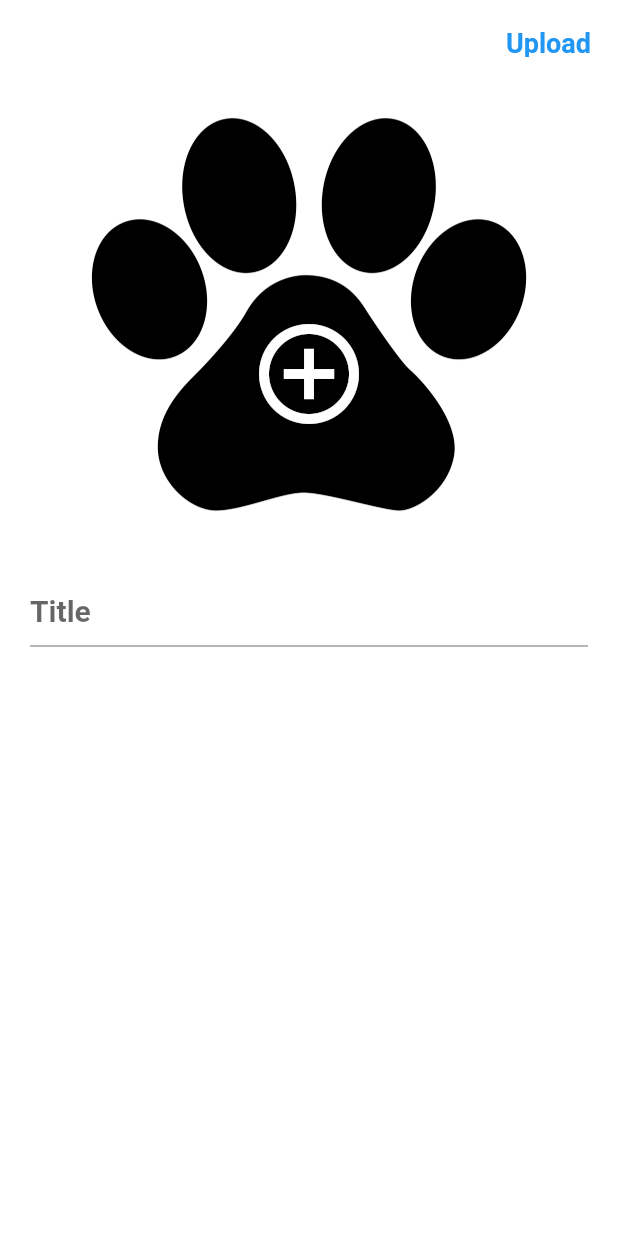
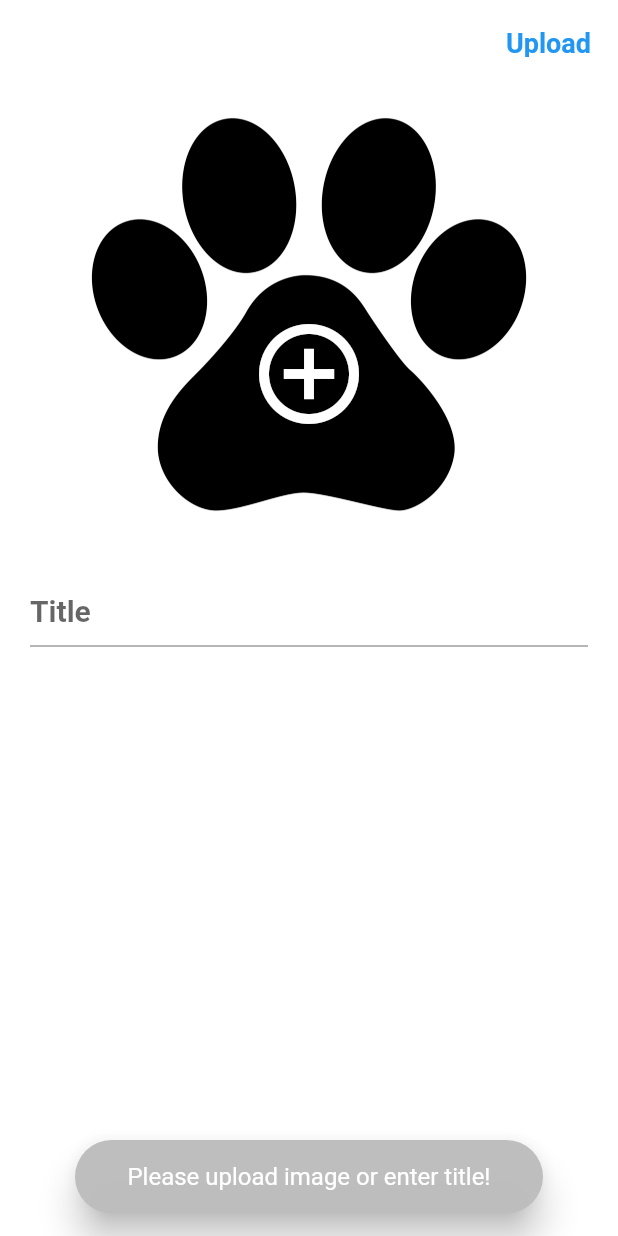
Before and after one commit to Nasibali144/my_dog_app, a Flutter app: the ProfilePage screen opened directly, after a tap on "Upload", on a phone screen of 412 x 824 dp. Run offline on Flutter 3.47's test engine with Material 2 defaults, Android fonts, the phone set to English and light mode, and no system bars; our stand-ins replace cached_network_image, hive_flutter, image_picker, lottie; missing offline and left inert: http_interceptor; accounts and stored records are empty; statements that could not run were skipped.

Commit message:
27.07.22: 4 - commit

```diff
--- a/lib/pages/home_page.dart
+++ b/lib/pages/home_page.dart
@@ -4,9 +4,10 @@ import 'package:my_dog_app/pages/mobile/home_screen.dart';
 import 'package:my_dog_app/pages/profile_page.dart';
 
 class HomePage extends StatefulWidget {
+  final int subPage;
   final int crossAxisCount;
   static const id = "";
-  const HomePage({Key? key, this.crossAxisCount = 2}) : super(key: key);
+  const HomePage({Key? key, this.crossAxisCount = 2, this.subPage = 0}) : super(key: key);
 
   @override
   State<HomePage> createState() => _HomePageState();
@@ -60,7 +61,7 @@ class _HomePageState extends State<HomePage> {
             child: IndexedStack(
               index: _initialPage,
               children: [
-                HomeScreen(crossAxisCount: widget.crossAxisCount,),
+                HomeScreen(crossAxisCount: widget.crossAxisCount, subPage: widget.subPage),
                 Container(color: Colors.grey,),
                 Container(color: Colors.blue,),
                 ProfilePage(crossAxisCount: widget.crossAxisCount,),
--- a/lib/pages/profile_page.dart
+++ b/lib/pages/profile_page.dart
@@ -1,7 +1,10 @@
 import 'dart:io';
-
 import 'package:flutter/material.dart';
 import 'package:image_picker/image_picker.dart';
+import 'package:my_dog_app/services/network_service.dart';
+import 'package:my_dog_app/services/util_service.dart';
+
+import 'home_page.dart';
 
 class ProfilePage extends StatefulWidget {
   final int crossAxisCount;
@@ -15,6 +18,8 @@ class ProfilePage extends StatefulWidget {
 class _ProfilePageState extends State<ProfilePage> {
   File? file;
   final ImagePicker _picker = ImagePicker();
+  TextEditingController controller = TextEditingController();
+  bool isLoading = false;
 
   void _getImage() {
     showModalBottomSheet(
@@ -49,6 +54,65 @@ class _ProfilePageState extends State<ProfilePage> {
     setState(() {});
   }
 
+  void _camera() async {
+    // TODO: Hometask1 for B17
+  }
+
+  void _clear() {
+    // TODO: Hometask2 for B17
+  }
+
+  void _upload() async {
+    String subId = controller.text.trim();
+    if (subId.isEmpty || file == null) {
+      Util.fireSnackBar("Please upload image or enter title!", context);
+      return;
+    }
+
+    isLoading = true;
+    setState(() {});
+
+    String? resUploadImg = await NetworkService.MULTIPART(
+        NetworkService.API_IMAGE_UPLOAD,
+        file!.path,
+        NetworkService.bodyImageUpload(subId));
+
+    isLoading = false;
+    setState(() {});
+
+    if (resUploadImg != null) {
+      if (mounted) {
+        Util.fireSnackBar("Your image was/is successfully uploaded!", context);
+      }
+      controller.clear();
+      file = null;
+      if (mounted) {
+        Navigator.pushReplacement(
+          context,
+          PageRouteBuilder(
+            pageBuilder: (context, animation, secondaryAnimation) => HomePage(
+              crossAxisCount: widget.crossAxisCount,
+              subPage: 1,
+            ),
+            transitionDuration: const Duration(seconds: 0),
+          ),
+        );
+      }
+    } else {
+      if (mounted) {
+        Util.fireSnackBar(
+            "Failed! Please try again! System error! (Ko'pakni yukla)",
+            context);
+      }
+    }
+  }
+
+  @override
+  void dispose() {
+    controller.dispose();
+    super.dispose();
+  }
+
   @override
   Widget build(BuildContext context) {
     return Scaffold(
@@ -60,7 +124,7 @@ class _ProfilePageState extends State<ProfilePage> {
           Padding(
             padding: const EdgeInsets.all(10.0),
             child: TextButton(
-              onPressed: () {},
+              onPressed: _upload,
               child: const Text(
                 "Upload",
                 style: TextStyle(fontSize: 18, fontWeight: FontWeight.bold),
@@ -69,7 +133,9 @@ class _ProfilePageState extends State<ProfilePage> {
           )
         ],
       ),
-      body: Column(
+      body: Stack(
+        children: [
+          Column(
             children: [
               Expanded(
                 flex: 2,
@@ -89,8 +155,7 @@ class _ProfilePageState extends State<ProfilePage> {
                                 image: DecorationImage(
                               image:
                                   AssetImage("assets/images/place_holder.jpeg"),
-                            )
-                  ),
+                            )),
                             child: const Icon(
                               Icons.add_circle_outline,
                               color: Colors.white,
@@ -104,7 +169,10 @@ class _ProfilePageState extends State<ProfilePage> {
                               maxHeight: 400,
                               maxWidth: 400,
                             ),
-                    child: Image.file(file!, fit: BoxFit.cover,),
+                            child: Image.file(
+                              file!,
+                              fit: BoxFit.cover,
+                            ),
                           ),
                   ),
                 ),
@@ -113,9 +181,10 @@ class _ProfilePageState extends State<ProfilePage> {
                 flex: 3,
                 child: Container(
                   padding: const EdgeInsets.all(20),
-              child: const TextField(
-                decoration: InputDecoration(hintText: "Title"),
-                style: TextStyle(
+                  child: TextField(
+                    controller: controller,
+                    decoration: const InputDecoration(hintText: "Title"),
+                    style: const TextStyle(
                         color: Colors.black,
                         fontSize: 20,
                         fontWeight: FontWeight.w600),
@@ -124,6 +193,14 @@ class _ProfilePageState extends State<ProfilePage> {
               ),
             ],
           ),
+          Visibility(
+            visible: isLoading,
+            child: const Center(
+              child: CircularProgressIndicator(),
+            ),
+          )
+        ],
+      ),
     );
   }
 }
--- a/lib/services/network_service.dart
+++ b/lib/services/network_service.dart
@@ -112,7 +112,7 @@ class NetworkService {
       return await response.stream.bytesToString();
     } else {
       LogService.e(response.reasonPhrase.toString());
-      return response.reasonPhrase;
+      return null;
     }
   }
 
--- /dev/null
+++ b/lib/services/util_service.dart
@@ -0,0 +1,19 @@
+import 'package:flutter/material.dart';
+
+class Util {
+  // FireSnackBar
+  static fireSnackBar(String msg, BuildContext context) {
+    ScaffoldMessenger.of(context).showSnackBar(
+      SnackBar(
+        backgroundColor: Colors.grey.shade400.withOpacity(0.975),
+        content: Text(msg, style: TextStyle(color: Colors.white, fontSize: 16), textAlign: TextAlign.center,),
+        duration: const Duration(milliseconds: 2500),
+        padding: const EdgeInsets.symmetric(horizontal: 20, vertical: 15),
+        margin: const EdgeInsets.symmetric(vertical: 15, horizontal: 50),
+        elevation: 10,
+        behavior: SnackBarBehavior.floating,
+        shape: const StadiumBorder(),
+      ),
+    );
+  }
+}
```
Also changed, not shown: lib/pages/mobile/home_screen.dart (+9 -2 lines). Lines whose indentation alone changed are shown as unchanged.
